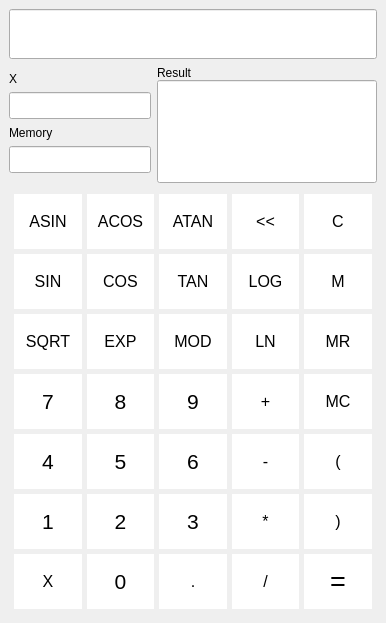
Above: gui/mainwindow.ui from lmsnsk/exchange_3 before the change. Below: the same form after it.
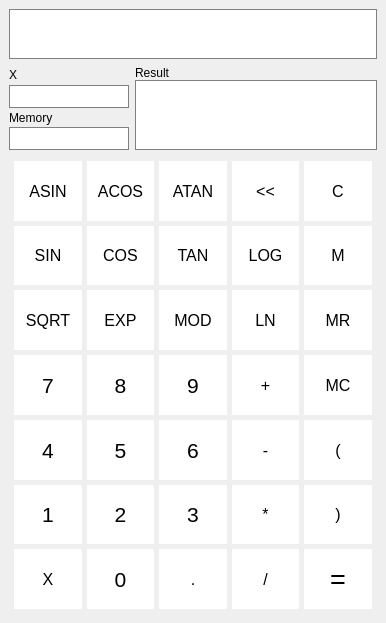
That is the form after the change.

Diff of the .ui file:
```diff
--- a/gui/mainwindow.ui
+++ b/gui/mainwindow.ui
@@ -24,12 +24,12 @@
   </property>
   <property name="styleSheet">
    <string notr="true">MainWindow {
-	border-radius: 0;
+	border-radius:0;
 }
 
 QPushButton {
-	border-radius: 0;
-	background-color: white;
+	border-radius:0;
+	background-color:white;
 }
 
 QPushButton::hover {
@@ -38,6 +38,15 @@
 
 QPushButton::pressed {
 	background-color:rgb(219, 229, 243);
+}
+
+QLineEdit {
+	border-radius:0; 
+	border:1px solid grey; 
+}
+
+QLineEdit::disabled {
+	background-color:transparent; 	
 }</string>
   </property>
   <property name="animated">
@@ -87,9 +96,9 @@
         </property>
         <item>
          <widget class="QLabel" name="label_3">
-          <property name="maximumSize">
+          <property name="minimumSize">
            <size>
-            <width>16777215</width>
+            <width>0</width>
             <height>15</height>
            </size>
           </property>
@@ -102,8 +111,14 @@
          <widget class="QLineEdit" name="input_x">
           <property name="minimumSize">
            <size>
-            <width>0</width>
-            <height>25</height>
+            <width>110</width>
+            <height>20</height>
+           </size>
+          </property>
+          <property name="maximumSize">
+           <size>
+            <width>120</width>
+            <height>30</height>
            </size>
           </property>
           <property name="font">
@@ -115,9 +130,9 @@
         </item>
         <item>
          <widget class="QLabel" name="label_2">
-          <property name="maximumSize">
+          <property name="minimumSize">
            <size>
-            <width>16777215</width>
+            <width>0</width>
             <height>15</height>
            </size>
           </property>
@@ -130,8 +145,14 @@
          <widget class="QLineEdit" name="memory_field">
           <property name="minimumSize">
            <size>
-            <width>0</width>
-            <height>25</height>
+            <width>110</width>
+            <height>20</height>
+           </size>
+          </property>
+          <property name="maximumSize">
+           <size>
+            <width>120</width>
+            <height>30</height>
            </size>
           </property>
           <property name="font">
@@ -155,8 +176,8 @@
          <widget class="QLabel" name="label">
           <property name="minimumSize">
            <size>
-            <width>220</width>
-            <height>0</height>
+            <width>200</width>
+            <height>15</height>
            </size>
           </property>
           <property name="maximumSize">
@@ -173,20 +194,28 @@
         <item>
          <widget class="QLineEdit" name="result_field">
           <property name="sizePolicy">
-           <sizepolicy hsizetype="Preferred" vsizetype="Preferred">
+           <sizepolicy hsizetype="Minimum" vsizetype="Preferred">
             <horstretch>0</horstretch>
             <verstretch>0</verstretch>
            </sizepolicy>
           </property>
           <property name="minimumSize">
            <size>
-            <width>220</width>
+            <width>200</width>
             <height>40</height>
            </size>
           </property>
+          <property name="maximumSize">
+           <size>
+            <width>16777215</width>
+            <height>70</height>
+           </size>
+          </property>
           <property name="font">
            <font>
-            <pointsize>16</pointsize>
+            <pointsize>18</pointsize>
+            <weight>75</weight>
+            <bold>true</bold>
            </font>
           </property>
           <property name="focusPolicy">
```
Left out of the diff: 2 changed lines with no effect on the pictures.
